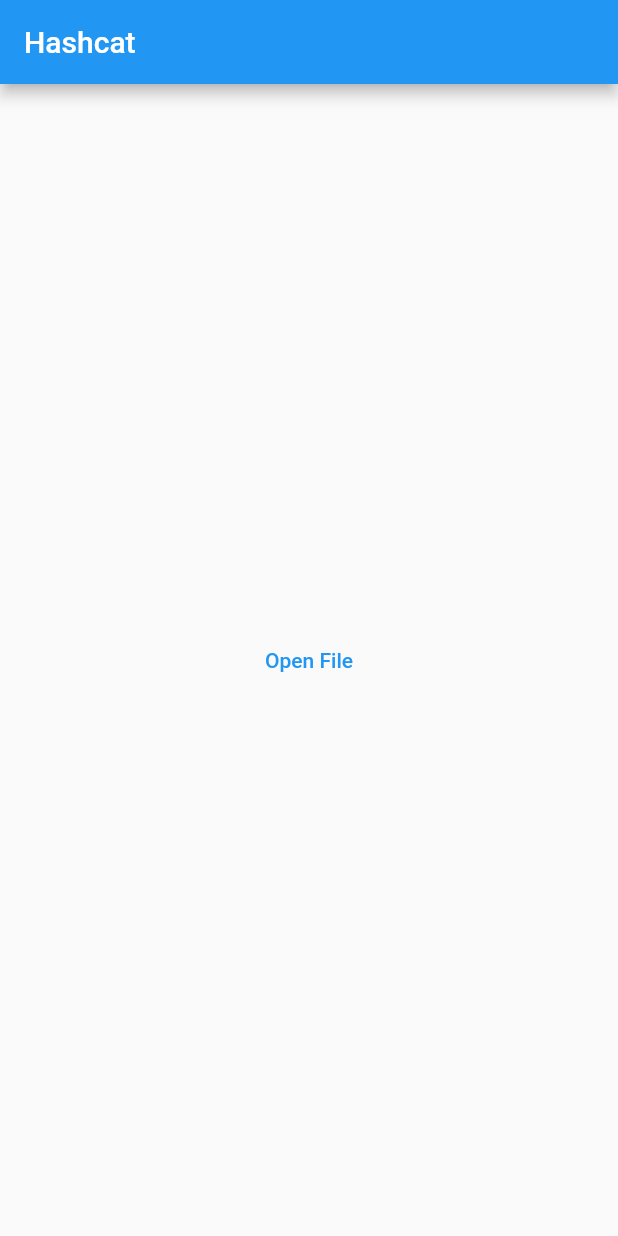
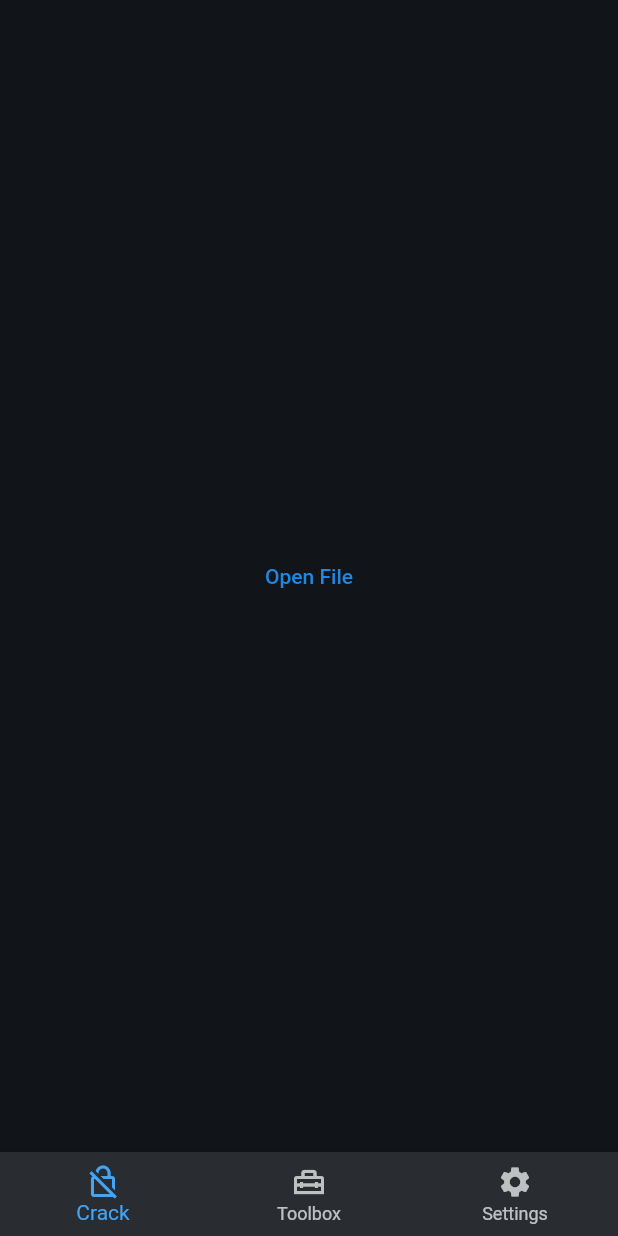
Before and after one commit to NathanKolbas/hashcat-flutter, a Flutter app: the screen it shows after launch, after a tap on "Open File", on a phone screen of 412 x 824 dp. Run offline on Flutter 3.47's test engine with Material 2 defaults, Android fonts, the phone set to English and light mode, and no system bars; our stand-ins replace file_picker, google_fonts; missing offline and left inert: hashcat_dart.

Commit message:
Added Hashcat init and basic pages

```diff
--- /dev/null
+++ b/lib/components/ascii_animation.dart
@@ -0,0 +1,107 @@
+import 'dart:math';
+
+import 'package:flutter/material.dart';
+import 'package:google_fonts/google_fonts.dart';
+
+class Range {
+  const Range(this.start, this.end);
+
+  final int start;
+  final int end;
+}
+
+class AsciiAnimation extends StatefulWidget {
+  static const _charRange = Range(33, 126);
+  static const _charRangeNumbers = Range(48, 57);
+  static String _defaultTextFunction(String s) => s;
+  static const defaultSpeed = Duration(seconds: 1);
+  static final defaultFont = GoogleFonts.sourceCodePro();
+
+  const AsciiAnimation({
+    Key? key,
+    required this.length,
+    this.range = _charRange,
+    this.speed = defaultSpeed,
+    this.style,
+    this.textFunction = _defaultTextFunction,
+  }) : super(key: key);
+
+  /// ASCII animation that is only numbers
+  const AsciiAnimation.numbers({
+    Key? key,
+    required this.length,
+    this.range = _charRangeNumbers,
+    this.speed = defaultSpeed,
+    this.style,
+    this.textFunction = _defaultTextFunction,
+  }) : super(key: key);
+
+  /// The number of chars
+  final int length;
+
+  /// The char range in ASCII. Defaults to visible chars 33..126.
+  final Range range;
+
+  /// How fast the animation should happen
+  final Duration speed;
+
+  /// The style of the text
+  final TextStyle? style;
+
+  /// A function that can be applied the text before it is rendered.
+  /// An example use case is formatting a number to a currency.
+  final String Function(String) textFunction;
+
+  @override
+  _AsciiAnimationState createState() => _AsciiAnimationState();
+}
+
+class _AsciiAnimationState extends State<AsciiAnimation> with SingleTickerProviderStateMixin {
+  late final AnimationController _controller;
+  late String text;
+
+  String getText() {
+    String result = '';
+    final rand = Random();
+    for (var i=0; i < widget.length; i++) {
+      int char = rand.nextInt(widget.range.end - widget.range.start) + widget.range.start;
+      result += String.fromCharCode(char);
+    }
+    return widget.textFunction(result);
+  }
+
+  @override
+  void initState() {
+    _controller = AnimationController(
+      vsync: this,
+      duration: widget.speed,
+    )
+      ..addListener(() => setState(() => text = widget.textFunction((text.split('')..shuffle()).join())));
+
+    text = getText();
+    _controller.repeat();
+
+    super.initState();
+  }
+
+
+  @override
+  void didUpdateWidget(AsciiAnimation oldWidget) {
+    super.didUpdateWidget(oldWidget);
+    _controller.duration = widget.speed;
+  }
+
+  @override
+  void dispose() {
+    _controller.dispose();
+    super.dispose();
+  }
+
+  @override
+  Widget build(BuildContext context) {
+    return Text(
+      text,
+      style: widget.style ?? AsciiAnimation.defaultFont,
+    );
+  }
+}
--- /dev/null
+++ b/lib/constants.dart
@@ -0,0 +1,53 @@
+import 'package:flutter/material.dart';
+
+final ColorScheme blueSchemeLight = ColorScheme.fromSeed(
+  brightness: Brightness.light,
+  seedColor: Colors.blue,
+  primary: Colors.blue[600],
+  secondary: Colors.blue[900],
+);
+
+final ColorScheme blueSchemeDark = ColorScheme.fromSeed(
+  brightness: Brightness.dark,
+  seedColor: Colors.blue,
+  primary: Colors.blue[600],
+  secondary: Colors.blue[400],
+);
+
+final ThemeData themeLight = ThemeData(
+  colorScheme: blueSchemeLight,
+  primaryColor: blueSchemeLight.primary,
+  primaryColorLight: Color.alphaBlend(Colors.white.withAlpha(0x66), blueSchemeLight.primary),
+  primaryColorDark: Color.alphaBlend(Colors.black.withAlpha(0x66), blueSchemeLight.primary),
+  secondaryHeaderColor: Color.alphaBlend(Colors.white.withAlpha(0xCC), blueSchemeLight.primary),
+  toggleableActiveColor: blueSchemeLight.secondary,
+  scaffoldBackgroundColor: blueSchemeLight.background,
+  canvasColor: blueSchemeLight.background,
+  backgroundColor: blueSchemeLight.background,
+  cardColor: blueSchemeLight.surface,
+  bottomAppBarColor: blueSchemeLight.surface,
+  dialogBackgroundColor: blueSchemeLight.surface,
+  indicatorColor: blueSchemeLight.onPrimary,
+  dividerColor: blueSchemeLight.onSurface.withOpacity(0.12),
+  errorColor: blueSchemeLight.error,
+  applyElevationOverlayColor: false,
+);
+
+final ThemeData themeDark = ThemeData(
+  colorScheme: blueSchemeDark,
+  primaryColor: blueSchemeDark.primary,
+  primaryColorLight: Color.alphaBlend(Colors.white.withAlpha(0x59), blueSchemeDark.primary),
+  primaryColorDark: Color.alphaBlend(Colors.black.withAlpha(0x72), blueSchemeDark.primary),
+  secondaryHeaderColor: Color.alphaBlend(Colors.black.withAlpha(0x99), blueSchemeDark.primary),
+  toggleableActiveColor: blueSchemeDark.secondary,
+  scaffoldBackgroundColor: blueSchemeDark.background,
+  canvasColor: blueSchemeDark.background,
+  backgroundColor: blueSchemeDark.background,
+  cardColor: blueSchemeDark.surface,
+  bottomAppBarColor: blueSchemeDark.surface,
+  dialogBackgroundColor: blueSchemeDark.surface,
+  indicatorColor: blueSchemeDark.primary,
+  dividerColor: blueSchemeDark.onSurface.withOpacity(0.12),
+  errorColor: blueSchemeDark.error,
+  applyElevationOverlayColor: true,
+);
--- a/lib/main.dart
+++ b/lib/main.dart
@@ -1,8 +1,19 @@
-import 'package:file_picker/file_picker.dart';
 import 'package:flutter/material.dart';
+import 'package:hashcat_flutter/pages/init_hashcat/init_hashcat.dart';
+import 'package:hashcat_flutter/providers/hashcat.dart';
+import 'package:provider/provider.dart';
+
+import 'constants.dart';
 
 void main() {
-  runApp(const MyApp());
+  runApp(
+    MultiProvider(
+      providers: [
+        ChangeNotifierProvider<HashcatProvider>(create: (context) => HashcatProvider(),),
+      ],
+      child: const MyApp(),
+    ),
+  );
 }
 
 class MyApp extends StatelessWidget {
@@ -11,48 +22,12 @@
   @override
   Widget build(BuildContext context) {
     return MaterialApp(
-      title: 'Flutter Demo',
-      theme: ThemeData(
-        primarySwatch: Colors.blue,
-      ),
-      home: const MyHomePage(),
+      title: 'Hashcat',
+      theme: themeLight,
+      darkTheme: themeDark,
+      themeMode: ThemeMode.dark,
+      debugShowCheckedModeBanner: false,
+      home: const InitHashcat(),
     );
   }
 }
-
-class MyHomePage extends StatefulWidget {
-  const MyHomePage({super.key});
-
-  @override
-  State<MyHomePage> createState() => _MyHomePageState();
-}
-
-class _MyHomePageState extends State<MyHomePage> {
-  @override
-  Widget build(BuildContext context) {
-    return Scaffold(
-      appBar: AppBar(
-        title: const Text('Hashcat'),
-      ),
-      body: Center(
-        child: Column(
-          mainAxisAlignment: MainAxisAlignment.center,
-          children: <Widget>[
-            TextButton(
-              onPressed: () async {
-                FilePickerResult? result = await FilePicker.platform.pickFiles();
-
-                if (result != null) {
-                  print(result.files.single.path);
-                } else {
-                  // User canceled the picker
-                }
-              },
-              child: const Text('Open File'),
-            ),
-          ],
-        ),
-      ),
-    );
-  }
-}
--- /dev/null
+++ b/lib/pages/cracking/cracking.dart
@@ -0,0 +1,29 @@
+import 'package:file_picker/file_picker.dart';
+import 'package:flutter/material.dart';
+
+class Cracking extends StatelessWidget {
+  const Cracking({Key? key}) : super(key: key);
+
+  @override
+  Widget build(BuildContext context) {
+    return Center(
+      child: Column(
+        mainAxisAlignment: MainAxisAlignment.center,
+        children: <Widget>[
+          TextButton(
+            onPressed: () async {
+              FilePickerResult? result = await FilePicker.platform.pickFiles();
+
+              if (result != null) {
+                print(result.files.single.path);
+              } else {
+                // User canceled the picker
+              }
+            },
+            child: const Text('Open File'),
+          ),
+        ],
+      ),
+    );
+  }
+}
--- /dev/null
+++ b/lib/pages/home_page/home_page.dart
@@ -0,0 +1,69 @@
+import 'package:flutter/material.dart';
+import 'package:hashcat_flutter/pages/cracking/cracking.dart';
+import 'package:hashcat_flutter/pages/settings/settings.dart';
+import 'package:hashcat_flutter/pages/toolbox/toolbox.dart';
+
+class HomePage extends StatefulWidget {
+  const HomePage({Key? key}) : super(key: key);
+
+  @override
+  State<HomePage> createState() => _HomePageState();
+}
+
+class _HomePageState extends State<HomePage> {
+  final PageController _pageController = PageController(
+    initialPage: 0,
+    keepPage: true,
+  );
+  int _selectedIndex = 0;
+
+  void _bottomBarTapped(int index) {
+    setState(() {
+      _selectedIndex = index;
+      _pageController.animateToPage(index, duration: const Duration(milliseconds: 500), curve: Curves.ease);
+    });
+  }
+
+  void _pageChanged(int index) {
+    setState(() {
+      _selectedIndex = index;
+    });
+  }
+
+  @override
+  Widget build(BuildContext context) {
+    return Scaffold(
+      body: SafeArea(
+        child: PageView(
+          controller: _pageController,
+          onPageChanged: _pageChanged,
+          children: const <Widget>[
+            Cracking(),
+            Toolbox(),
+            Settings(),
+          ],
+        ),
+      ),
+      bottomNavigationBar: BottomAppBar(
+        child: BottomNavigationBar(
+          items: const <BottomNavigationBarItem>[
+            BottomNavigationBarItem(
+              icon: Icon(Icons.no_encryption_outlined),
+              label: 'Crack',
+            ),
+            BottomNavigationBarItem(
+              icon: Icon(Icons.home_repair_service_outlined),
+              label: 'Toolbox',
+            ),
+            BottomNavigationBarItem(
+              icon: Icon(Icons.settings),
+              label: 'Settings',
+            ),
+          ],
+          currentIndex: _selectedIndex,
+          onTap: _bottomBarTapped,
+        ),
+      ),
+    );
+  }
+}
--- /dev/null
+++ b/lib/pages/init_hashcat/init_hashcat.dart
@@ -0,0 +1,103 @@
+import 'package:flutter/material.dart';
+import 'package:hashcat_dart/hashcat.dart';
+import 'package:hashcat_flutter/components/ascii_animation.dart';
+import 'package:hashcat_flutter/providers/hashcat.dart';
+import 'package:provider/provider.dart';
+
+import '../home_page/home_page.dart';
+
+class InitHashcat extends StatefulWidget {
+  const InitHashcat({Key? key}) : super(key: key);
+
+  @override
+  State<InitHashcat> createState() => _InitHashcatState();
+}
+
+class _InitHashcatState extends State<InitHashcat> with SingleTickerProviderStateMixin {
+  String infoText = 'Initializing Hashcat';
+
+  late final AnimationController _controller;
+  late final Animation<double> _animation;
+
+  init() async {
+    try {
+      await Provider.of<HashcatProvider>(context, listen: false).initHashcat();
+
+      infoText = 'Hashcat Initialized!';
+    } on HashcatPlatformNotSupported catch (e) {
+      infoText = 'Your platform is not supported\n${e.message}';
+      debugPrint(e.toString());
+    } on HashcatLibLoadFailed catch (e) {
+      infoText = 'Unable to load Hashcat library\n${e.message}';
+      debugPrint(e.toString());
+    } on HashcatDirectoryError catch (e) {
+      infoText = 'Unable setup directory\n${e.message}';
+      debugPrint(e.toString());
+    } catch (e) {
+      infoText = 'An unknown error occurred\n$e';
+      debugPrint(e.toString());
+    } finally {
+      setState(() {});
+      _controller.forward();
+    }
+  }
+
+  @override
+  void initState() {
+    _controller = AnimationController(
+      vsync: this,
+      duration: const Duration(seconds: 1),
+    )
+      ..addListener(() => setState(() {}));
+    _animation = Tween<double>(
+      begin: 0.0,
+      end: 1.0,
+    ).animate(CurvedAnimation(
+      parent: _controller,
+      curve: Curves.linear,
+    ));
+
+    init();
+
+    super.initState();
+  }
+
+  @override
+  Widget build(BuildContext context) {
+    return Provider.of<HashcatProvider>(context).initialized ? const HomePage() : Scaffold(
+      backgroundColor: Colors.black,
+      body: Stack(
+        alignment: Alignment.center,
+        children: [
+          AsciiAnimation.numbers(
+            length: 10000,
+            speed: const Duration(milliseconds: 500),
+            style: TextStyle(
+              fontSize: 16,
+              color: ColorTween(
+                begin: Colors.yellow,
+                end: Provider.of<HashcatProvider>(context).initError ? Colors.red : Colors.green.shade800,
+              ).evaluate(_animation),
+            ),
+          ),
+          Container(
+            decoration: BoxDecoration(
+              color: Colors.black,
+              borderRadius: BorderRadius.circular(8),
+            ),
+            child: Padding(
+              padding: const EdgeInsets.all(8.0),
+              child: Text(
+                infoText,
+                textAlign: TextAlign.center,
+                style: const TextStyle(
+                  fontSize: 26,
+                ),
+              ),
+            ),
+          ),
+        ],
+      ),
+    );
+  }
+}
--- /dev/null
+++ b/lib/pages/settings/settings.dart
@@ -0,0 +1,10 @@
+import 'package:flutter/material.dart';
+
+class Settings extends StatelessWidget {
+  const Settings({Key? key}) : super(key: key);
+
+  @override
+  Widget build(BuildContext context) {
+    return Container();
+  }
+}
--- /dev/null
+++ b/lib/pages/toolbox/toolbox.dart
@@ -0,0 +1,10 @@
+import 'package:flutter/material.dart';
+
+class Toolbox extends StatelessWidget {
+  const Toolbox({Key? key}) : super(key: key);
+
+  @override
+  Widget build(BuildContext context) {
+    return Container();
+  }
+}
--- /dev/null
+++ b/lib/providers/hashcat.dart
@@ -0,0 +1,21 @@
+import 'package:flutter/material.dart';
+import 'package:hashcat_dart/hashcat.dart';
+
+class HashcatProvider with ChangeNotifier {
+  final Hashcat _hashcat = Hashcat();
+  bool initError = false;
+  bool initialized = false;
+
+  Hashcat get hashcat => _hashcat;
+
+  initHashcat() async {
+    try {
+      initError = true;
+      _hashcat.init();
+      initError = false;
+      initialized = true;
+    } finally {
+      notifyListeners();
+    }
+  }
+}
--- a/pubspec.yaml
+++ b/pubspec.yaml
@@ -41,6 +41,8 @@
   # Use with the CupertinoIcons class for iOS style icons.
   cupertino_icons: ^1.0.2
   file_picker: ^5.2.3
+  provider: ^6.0.4
+  google_fonts: ^3.0.1
 
 dev_dependencies:
   flutter_test:
```
Also changed, not shown: pubspec.lock.
